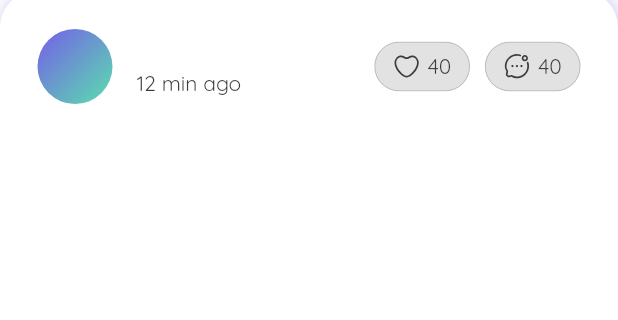
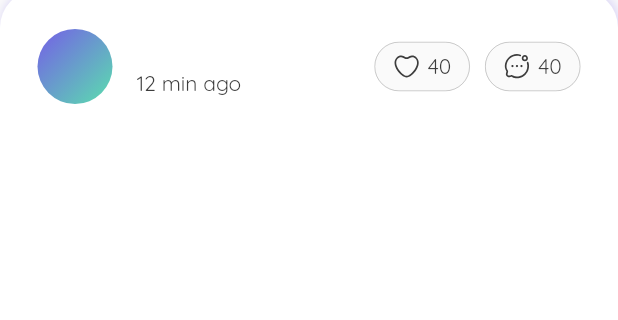
Before and after one commit to Willy-Wi/swellsocial, a Flutter app: the PostDetailPage screen opened directly with empty values, on a phone screen of 412 x 824 dp, the part 157-477 px from its top. Run offline on Flutter 3.47's test engine with Material 2 defaults, Android fonts, the phone set to English and light mode, and no system bars; our stand-ins replace cloud_firestore, firebase_auth, firebase_core, flutter_svg, google_fonts, shared_preferences; accounts and stored records are empty.

Commit message:
Minor changes to the ui

```diff
--- a/lib/main.dart
+++ b/lib/main.dart
@@ -26,7 +26,8 @@ Future<void> main() async {
   final prefs = await SharedPreferences.getInstance();
   runApp(
     ChangeNotifierProvider(
-      create: (BuildContext context) => ThemeProvider(darkMode: prefs.getBool('darkMode')),
+      create: (BuildContext context) =>
+          ThemeProvider(darkMode: prefs.getBool('darkMode')),
       child: const MyApp(),
     ),
   );
@@ -59,6 +60,7 @@ class _MyAppState extends State<MyApp> {
         '/post_create': (BuildContext context) => const PostCreatePage(),
       },
       theme: ThemeData(
+        // scaffoldBackgroundColor: colors.white,
         textTheme: GoogleFonts.quicksandTextTheme(
           const TextTheme(
             titleMedium: TextStyle(
--- a/lib/posts/pages/post_create_page.dart
+++ b/lib/posts/pages/post_create_page.dart
@@ -2,8 +2,10 @@ import 'package:android_development/posts/models/post_model.dart';
 import 'package:android_development/widgets/background.dart';
 import 'package:flutter/material.dart';
 import 'package:flutter_svg/svg.dart';
+import 'package:provider/provider.dart';
 import '../../authentication/services/auth.dart';
 import '../../services/firestore_service.dart';
+import '../../services/theme_provider.dart';
 import '../../widgets/back_button.dart';
 import 'package:android_development/constants/color.dart' as colors;
 
@@ -21,6 +23,7 @@ class _PostCreatePageState extends State<PostCreatePage> {
 
   @override
   Widget build(BuildContext context) {
+    ThemeProvider themeProvider = Provider.of<ThemeProvider>(context);
     return SafeArea(
       child: Scaffold(
         resizeToAvoidBottomInset: false,
@@ -36,6 +39,7 @@ class _PostCreatePageState extends State<PostCreatePage> {
           ],
         ),
         floatingActionButton: FloatingActionButton(
+            backgroundColor: themeProvider.isDarkMode ? null : colors.white,
             splashColor: colors.purpleSplashRipple,
             onPressed: () {
               String message = messageController.text;
--- a/lib/posts/widgets/action_chip_button.dart
+++ b/lib/posts/widgets/action_chip_button.dart
@@ -29,7 +29,9 @@ class _ActionChipButtonState extends State<ActionChipButton> {
     return ActionChip(
       pressElevation: 0,
       side: const BorderSide(color: colors.greyShadow, width: 0.5),
-      backgroundColor: colors.greyLowOpacityBackground,
+      backgroundColor: themeProvider.isDarkMode
+          ? colors.greyLowOpacityBackground
+          : const Color(0x00FFFFFF),
       labelStyle: textTheme.labelLarge,
       onPressed: widget.onPressed,
       label: Row(
```
Also changed, not shown: lib/posts/widgets/custom_dialog.dart (+12 -2 lines).
